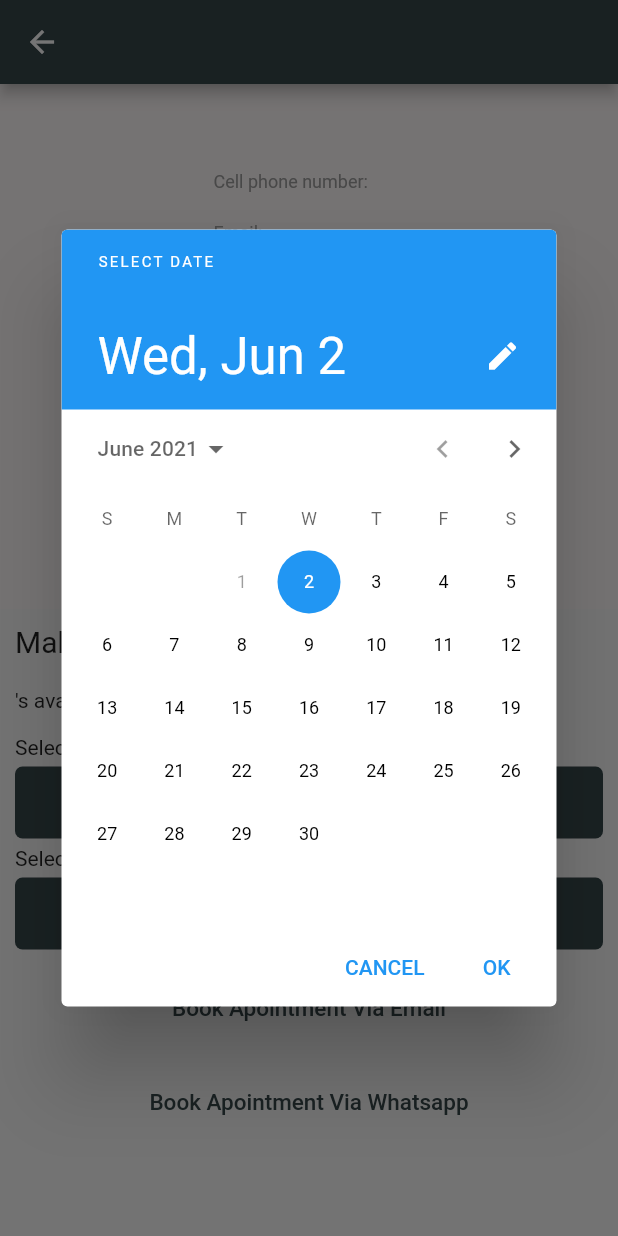
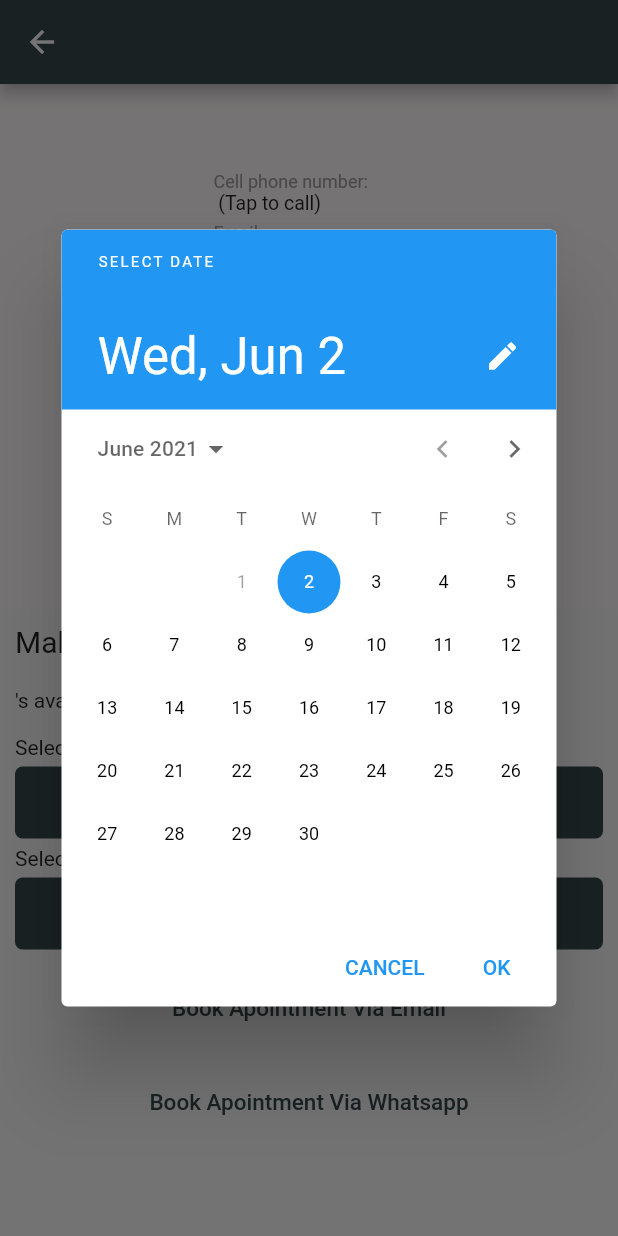
Before and after one commit to brendef/Baby-Gym-Booking-System, a Flutter app: the AddApointment screen opened directly with empty values, after a tap on "select a date", on a phone screen of 412 x 824 dp. Run offline on Flutter 3.47's test engine with Material 2 defaults, Android fonts, the phone set to English and light mode, and no system bars; our stand-ins replace cloud_firestore, firebase_auth, firebase_core, firebase_storage; missing offline and left inert: dart:html; accounts and stored records are empty; network calls fail.

Commit message:
add tap to call functionality

```diff
--- a/lib/ui/components/mail.dart
+++ b/lib/ui/components/interact.dart
@@ -1,7 +1,7 @@
 import 'package:flutter/material.dart';
 import 'package:url_launcher/url_launcher.dart';
 
-class Mail {
+class Interact {
   static Future _launchUrl(String url) async {
     if (await canLaunch(url)) {
       await launch(url);
@@ -18,4 +18,10 @@ class Mail {
 
     await _launchUrl(url);
   }
+
+  static Future makeCall({required String phoneNumber}) async {
+    final url = 'tel:$phoneNumber';
+
+    await _launchUrl(url);
+  }
 }
--- a/lib/ui/screens/add_apointment.dart
+++ b/lib/ui/screens/add_apointment.dart
@@ -1,6 +1,6 @@
 import 'package:babygym/colors/app_theme.dart';
 import 'package:babygym/firebase/flutterfire.dart';
-import 'package:babygym/ui/components/mail.dart';
+import 'package:babygym/ui/components/interact.dart';
 import 'package:babygym/ui/screens/home.dart';
 import 'package:firebase_auth/firebase_auth.dart';
 import 'package:flutter/material.dart';
@@ -153,10 +153,16 @@ class _AddApointmentState extends State<AddApointment> {
                               ),
                             ),
                           ),
-                          Text(
-                            '${(instructor as dynamic)['mobile_number'].toString()}',
-                            style: TextStyle(
-                              fontSize: 13,
+                          GestureDetector(
+                            onTap: () => Interact.makeCall(
+                                phoneNumber:
+                                    (instructor as dynamic)['mobile_number']
+                                        .toString()),
+                            child: Text(
+                              '${(instructor as dynamic)['mobile_number'].toString()} (Tap to call)',
+                              style: TextStyle(
+                                fontSize: 13,
+                              ),
                             ),
                           ),
                           Padding(
@@ -339,7 +345,7 @@ class _AddApointmentState extends State<AddApointment> {
                           _date,
                         );
                         // replace with babygym instructor email
-                        Mail.openEmail(
+                        Interact.openEmail(
                           toEmail: 'brendan.defaria@gmail.com',
                           subject: 'Baby Gym Apointment - App',
                           body:
--- a/lib/ui/screens/apointment.dart
+++ b/lib/ui/screens/apointment.dart
@@ -1,6 +1,6 @@
 import 'package:babygym/colors/app_theme.dart';
 import 'package:babygym/firebase/flutterfire.dart';
-import 'package:babygym/ui/components/mail.dart';
+import 'package:babygym/ui/components/interact.dart';
 import 'package:babygym/ui/screens/home.dart';
 import 'package:firebase_auth/firebase_auth.dart';
 import 'package:flutter/material.dart';
@@ -117,7 +117,7 @@ class _ApointmentState extends State<Apointment> {
                   (apointment as dynamic)['id'].toString(),
                 );
 
-                Mail.openEmail(
+                Interact.openEmail(
                   toEmail: 'brendan.defaria@gmail.com',
                   subject: 'Baby Gym Apointment - App',
                   body:
```
